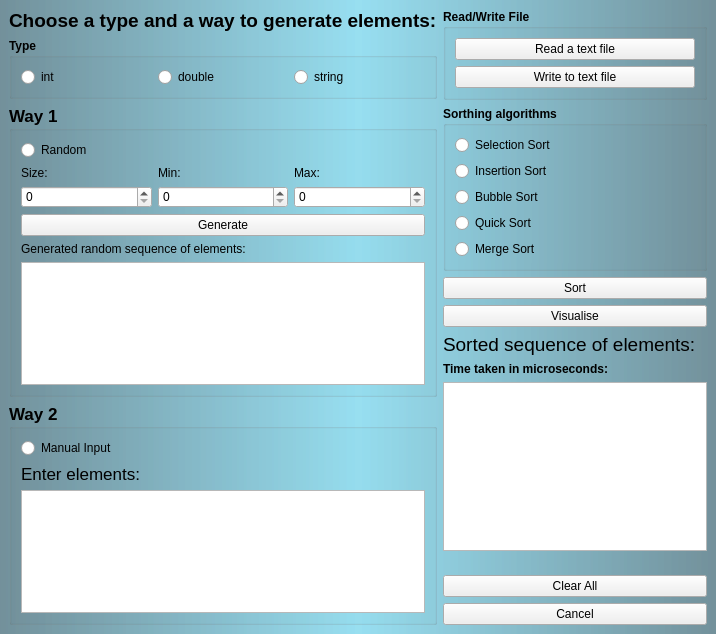
Old version of the form sortingalgorithms.ui in the repository RitaPlusPlus/sorting.
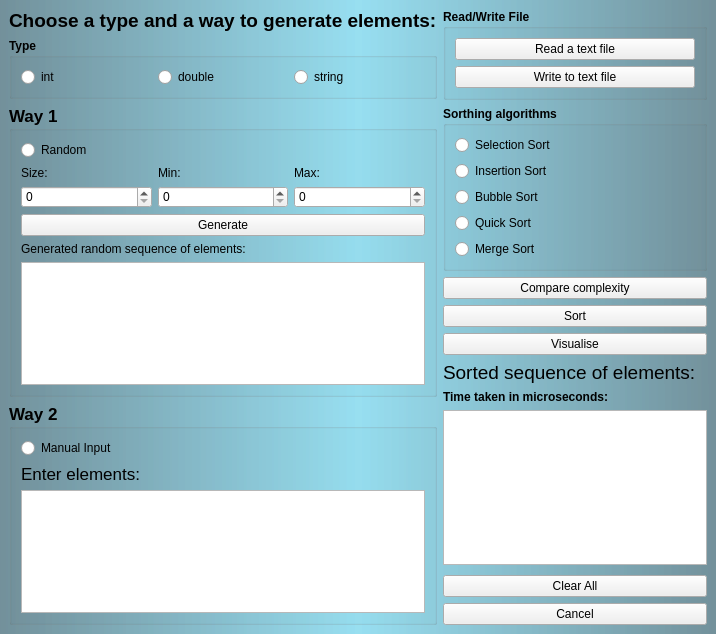
New version of the form.

What changed in the file:
```diff
--- a/sortingalgorithms.ui
+++ b/sortingalgorithms.ui
@@ -59,7 +59,7 @@
      <layout class="QGridLayout" name="gridLayout_the_whole_design">
       <item row="0" column="1">
        <layout class="QGridLayout" name="gridLayout_rightpart">
-        <item row="5" column="0">
+        <item row="6" column="0">
          <widget class="QLabel" name="timeTaken_Label">
           <property name="font">
            <font>
@@ -71,52 +71,46 @@
           </property>
          </widget>
         </item>
-        <item row="2" column="0">
-         <widget class="QPushButton" name="btnSort">
-          <property name="text">
-           <string>Sort</string>
-          </property>
-         </widget>
-        </item>
-        <item row="7" column="0">
-         <spacer name="verticalSpacer_between_Sort_ClearAll">
-          <property name="orientation">
-           <enum>Qt::Vertical</enum>
-          </property>
-          <property name="sizeHint" stdset="0">
-           <size>
-            <width>20</width>
-            <height>40</height>
-           </size>
-          </property>
-         </spacer>
-        </item>
-        <item row="4" column="0">
-         <widget class="QLabel" name="label_2">
-          <property name="font">
-           <font>
-            <pointsize>14</pointsize>
-           </font>
-          </property>
-          <property name="text">
-           <string>Sorted sequence of elements:</string>
-          </property>
-         </widget>
-        </item>
-        <item row="8" column="0">
+        <item row="9" column="0">
          <widget class="QPushButton" name="btnClear">
           <property name="text">
            <string>Clear All</string>
           </property>
          </widget>
         </item>
-        <item row="9" column="0">
+        <item row="10" column="0">
          <widget class="QPushButton" name="btnCancel">
           <property name="text">
            <string>Cancel</string>
           </property>
          </widget>
         </item>
+        <item row="4" column="0">
+         <widget class="QPushButton" name="visualiseButton">
+          <property name="text">
+           <string>Visualise</string>
+          </property>
+         </widget>
+        </item>
+        <item row="5" column="0">
+         <widget class="QLabel" name="label_2">
+          <property name="font">
+           <font>
+            <pointsize>14</pointsize>
+           </font>
+          </property>
+          <property name="text">
+           <string>Sorted sequence of elements:</string>
+          </property>
+         </widget>
+        </item>
+        <item row="3" column="0">
+         <widget class="QPushButton" name="btnSort">
+          <property name="text">
+           <string>Sort</string>
+          </property>
+         </widget>
+        </item>
         <item row="1" column="0">
          <widget class="QGroupBox" name="groupBox_sortingalgos">
           <property name="minimumSize">
@@ -194,6 +188,22 @@
           </layout>
          </widget>
         </item>
+        <item row="7" column="0">
+         <widget class="QTextBrowser" name="textBrowser_sortedSeq"/>
+        </item>
+        <item row="8" column="0">
+         <spacer name="verticalSpacer_between_Sort_ClearAll">
+          <property name="orientation">
+           <enum>Qt::Vertical</enum>
+          </property>
+          <property name="sizeHint" stdset="0">
+           <size>
+            <width>20</width>
+            <height>40</height>
+           </size>
+          </property>
+         </spacer>
+        </item>
         <item row="0" column="0">
          <widget class="QGroupBox" name="groupBox">
           <property name="font">
@@ -222,13 +232,10 @@
           </layout>
          </widget>
         </item>
-        <item row="6" column="0">
-         <widget class="QTextBrowser" name="textBrowser_sortedSeq"/>
-        </item>
-        <item row="3" column="0">
-         <widget class="QPushButton" name="visualiseButton">
+        <item row="2" column="0">
+         <widget class="QPushButton" name="Compare">
           <property name="text">
-           <string>Visualise</string>
+           <string>Compare complexity</string>
           </property>
          </widget>
         </item>
```
Left out of the diff: 2 changed lines with no effect on the pictures.
